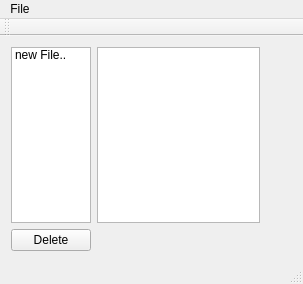
The window that mainwindow.ui (jinhuang712/Notepad) describes before a commit, drawn with Qt 5.
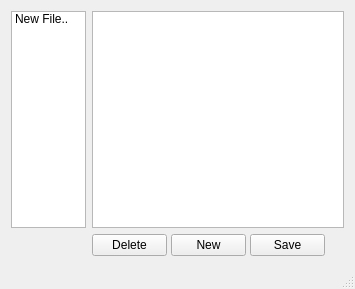
The same window after the commit. Icons and pictures are not drawn.

Commit message: ui improve & delete item added

Diff of the .ui file:
```diff
--- a/mainwindow.ui
+++ b/mainwindow.ui
@@ -6,47 +6,113 @@
    <rect>
     <x>0</x>
     <y>0</y>
-    <width>303</width>
-    <height>284</height>
+    <width>355</width>
+    <height>289</height>
    </rect>
   </property>
+  <property name="sizePolicy">
+   <sizepolicy hsizetype="Fixed" vsizetype="Fixed">
+    <horstretch>0</horstretch>
+    <verstretch>0</verstretch>
+   </sizepolicy>
+  </property>
+  <property name="maximumSize">
+   <size>
+    <width>355</width>
+    <height>289</height>
+   </size>
+  </property>
   <property name="windowTitle">
    <string>MainWindow</string>
   </property>
   <widget class="QWidget" name="centralWidget">
    <property name="sizePolicy">
-    <sizepolicy hsizetype="Expanding" vsizetype="Expanding">
+    <sizepolicy hsizetype="Maximum" vsizetype="Preferred">
      <horstretch>0</horstretch>
      <verstretch>0</verstretch>
     </sizepolicy>
    </property>
    <property name="maximumSize">
     <size>
-     <width>271</width>
-     <height>240</height>
+     <width>16777215</width>
+     <height>16777215</height>
     </size>
    </property>
    <layout class="QFormLayout" name="formLayout">
-    <item row="2" column="0">
+    <item row="1" column="0">
      <widget class="QListWidget" name="listWidget">
+      <property name="sizePolicy">
+       <sizepolicy hsizetype="Minimum" vsizetype="Preferred">
+        <horstretch>0</horstretch>
+        <verstretch>0</verstretch>
+       </sizepolicy>
+      </property>
+      <property name="maximumSize">
+       <size>
+        <width>75</width>
+        <height>16777215</height>
+       </size>
+      </property>
       <item>
        <property name="text">
-        <string>new File..</string>
+        <string>New File..</string>
        </property>
       </item>
      </widget>
     </item>
-    <item row="2" column="1">
+    <item row="1" column="1">
      <widget class="QTextEdit" name="textEdit">
       <property name="sizePolicy">
-       <sizepolicy hsizetype="Maximum" vsizetype="Maximum">
+       <sizepolicy hsizetype="Expanding" vsizetype="Expanding">
         <horstretch>0</horstretch>
         <verstretch>0</verstretch>
        </sizepolicy>
       </property>
      </widget>
     </item>
-    <item row="3" column="0">
+    <item row="2" column="1">
+     <layout class="QGridLayout" name="gridLayout">
+      <property name="sizeConstraint">
+       <enum>QLayout::SetFixedSize</enum>
+      </property>
+      <property name="horizontalSpacing">
+       <number>4</number>
+      </property>
+      <item row="0" column="1">
+       <widget class="QPushButton" name="newItem">
+        <property name="maximumSize">
+         <size>
+          <width>75</width>
+          <height>16777215</height>
+         </size>
+        </property>
+        <property name="text">
+         <string>New</string>
+        </property>
+        <property name="icon">
+         <iconset resource="resources.qrc">
+          <normaloff>:/images/ninja</normaloff>:/images/ninja</iconset>
+        </property>
+       </widget>
+      </item>
+      <item row="0" column="2">
+       <widget class="QPushButton" name="saveItem">
+        <property name="maximumSize">
+         <size>
+          <width>75</width>
+          <height>16777215</height>
+         </size>
+        </property>
+        <property name="text">
+         <string>Save</string>
+        </property>
+        <property name="icon">
+         <iconset resource="resources.qrc">
+          <normaloff>:/images/ninja</normaloff>:/images/ninja</iconset>
+        </property>
+       </widget>
+      </item>
+      <item row="0" column="0">
      <widget class="QPushButton" name="deleteItem">
       <property name="sizePolicy">
        <sizepolicy hsizetype="Minimum" vsizetype="Minimum">
@@ -60,6 +126,12 @@
         <height>0</height>
        </size>
       </property>
+        <property name="maximumSize">
+         <size>
+          <width>75</width>
+          <height>16777215</height>
+         </size>
+        </property>
       <property name="baseSize">
        <size>
         <width>0</width>
@@ -77,7 +149,13 @@
       <property name="text">
        <string>Delete</string>
       </property>
-     </widget>
+        <property name="icon">
+         <iconset resource="resources.qrc">
+          <normaloff>:/images/ninja</normaloff>:/images/ninja</iconset>
+        </property>
+       </widget>
+      </item>
+     </layout>
     </item>
    </layout>
   </widget>
@@ -86,26 +164,10 @@
     <rect>
      <x>0</x>
      <y>0</y>
-     <width>303</width>
+     <width>355</width>
      <height>21</height>
     </rect>
    </property>
-   <widget class="QMenu" name="menuMenu">
-    <property name="title">
-     <string>File</string>
-    </property>
-    <addaction name="actionClear"/>
-    <addaction name="actionSave"/>
-   </widget>
-   <addaction name="menuMenu"/>
-  </widget>
-  <widget class="QToolBar" name="mainToolBar">
-   <attribute name="toolBarArea">
-    <enum>TopToolBarArea</enum>
-   </attribute>
-   <attribute name="toolBarBreak">
-    <bool>false</bool>
-   </attribute>
   </widget>
   <widget class="QStatusBar" name="statusBar"/>
   <action name="actionClear">
```
Lines whose indentation alone changed are shown as unchanged. The commit also changes 4 other files.
